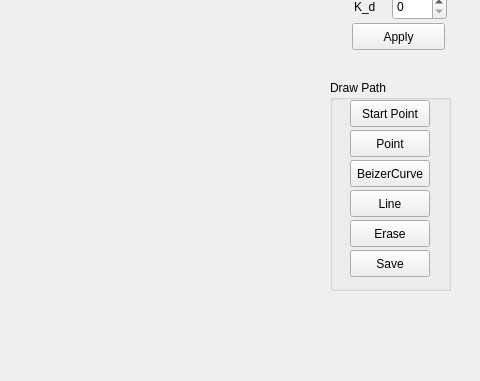
Before: the Qt Designer form MotionPhill/ui/motion.ui in RoboJackets/robocup-software, drawn with Qt 5; both pictures show x 790 to 1270 and y 127 to 508 of the 1270 by 722 pixel window.
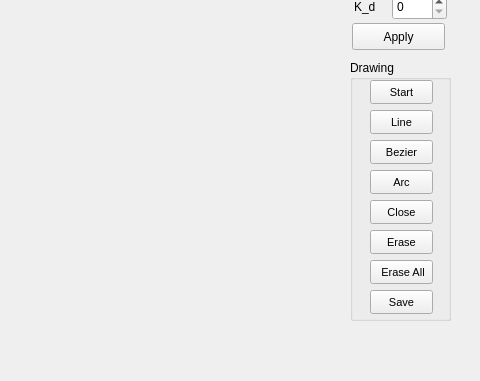
After: the same form once the commit is applied.

Commit message: Preliminary path drawing capabilites for the motion tester complete. Now need to add modules and path generation along with graphs.

```diff
--- a/MotionPhill/ui/motion.ui
+++ b/MotionPhill/ui/motion.ui
@@ -149,50 +149,65 @@
    <widget class="QGroupBox" name="pathEditor" >
     <property name="geometry" >
      <rect>
-      <x>1120</x>
-      <y>190</y>
-      <width>121</width>
-      <height>211</height>
+      <x>1140</x>
+      <y>170</y>
+      <width>101</width>
+      <height>261</height>
      </rect>
     </property>
     <property name="title" >
-     <string>Draw Path</string>
+     <string>Drawing</string>
     </property>
     <widget class="QPushButton" name="beizerCurve" >
      <property name="geometry" >
       <rect>
        <x>20</x>
        <y>80</y>
-       <width>80</width>
-       <height>27</height>
+       <width>63</width>
+       <height>24</height>
       </rect>
      </property>
+     <property name="font" >
+      <font>
+       <pointsize>8</pointsize>
+      </font>
+     </property>
      <property name="text" >
-      <string>BeizerCurve</string>
+      <string>Bezier</string>
      </property>
     </widget>
     <widget class="QPushButton" name="erasePath" >
      <property name="geometry" >
       <rect>
        <x>20</x>
-       <y>140</y>
-       <width>80</width>
-       <height>27</height>
+       <y>200</y>
+       <width>63</width>
+       <height>24</height>
       </rect>
      </property>
+     <property name="font" >
+      <font>
+       <pointsize>8</pointsize>
+      </font>
+     </property>
      <property name="text" >
-      <string>Erase</string>
+      <string> Erase All</string>
      </property>
     </widget>
     <widget class="QPushButton" name="savePath" >
      <property name="geometry" >
       <rect>
        <x>20</x>
-       <y>170</y>
-       <width>80</width>
-       <height>27</height>
+       <y>230</y>
+       <width>63</width>
+       <height>24</height>
       </rect>
      </property>
+     <property name="font" >
+      <font>
+       <pointsize>8</pointsize>
+      </font>
+     </property>
      <property name="text" >
       <string>Save</string>
      </property>
@@ -201,26 +216,18 @@
      <property name="geometry" >
       <rect>
        <x>20</x>
-       <y>110</y>
-       <width>80</width>
-       <height>27</height>
-      </rect>
-     </property>
-     <property name="text" >
-      <string>Line</string>
-     </property>
-    </widget>
-    <widget class="QPushButton" name="point" >
-     <property name="geometry" >
-      <rect>
-       <x>20</x>
        <y>50</y>
-       <width>80</width>
-       <height>27</height>
+       <width>63</width>
+       <height>24</height>
       </rect>
      </property>
+     <property name="font" >
+      <font>
+       <pointsize>8</pointsize>
+      </font>
+     </property>
      <property name="text" >
-      <string>Point</string>
+      <string>Line</string>
      </property>
     </widget>
     <widget class="QPushButton" name="startPoint" >
@@ -228,12 +235,71 @@
       <rect>
        <x>20</x>
        <y>20</y>
-       <width>80</width>
-       <height>27</height>
+       <width>63</width>
+       <height>24</height>
       </rect>
      </property>
+     <property name="font" >
+      <font>
+       <pointsize>8</pointsize>
+      </font>
+     </property>
      <property name="text" >
-      <string>Start Point</string>
+      <string>Start</string>
+     </property>
+    </widget>
+    <widget class="QPushButton" name="erase" >
+     <property name="geometry" >
+      <rect>
+       <x>20</x>
+       <y>170</y>
+       <width>63</width>
+       <height>24</height>
+      </rect>
+     </property>
+     <property name="font" >
+      <font>
+       <pointsize>8</pointsize>
+      </font>
+     </property>
+     <property name="text" >
+      <string>Erase</string>
+     </property>
+    </widget>
+    <widget class="QPushButton" name="arc" >
+     <property name="geometry" >
+      <rect>
+       <x>20</x>
+       <y>110</y>
+       <width>63</width>
+       <height>24</height>
+      </rect>
+     </property>
+     <property name="font" >
+      <font>
+       <pointsize>8</pointsize>
+      </font>
+     </property>
+     <property name="text" >
+      <string>Arc</string>
+     </property>
+    </widget>
+    <widget class="QPushButton" name="closePath" >
+     <property name="geometry" >
+      <rect>
+       <x>20</x>
+       <y>140</y>
+       <width>63</width>
+       <height>24</height>
+      </rect>
+     </property>
+     <property name="font" >
+      <font>
+       <pointsize>8</pointsize>
+      </font>
+     </property>
+     <property name="text" >
+      <string>Close</string>
      </property>
     </widget>
    </widget>
```
The commit also changes 4 other files.
